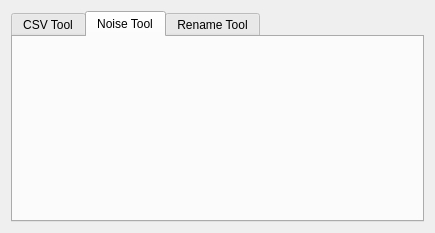
Before: the Qt Designer form ui/modular_tools.ui in howlandhuang/Modular-Tool-gf, drawn with Qt 5.
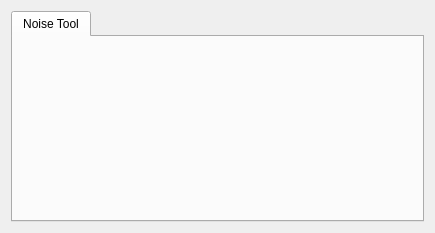
After: the same form once the commit is applied. The open tabs and pages were chosen to show the change.

```diff
--- a/ui/modular_tools.ui
+++ b/ui/modular_tools.ui
@@ -27,11 +27,6 @@
        <property name="currentIndex">
         <number>0</number>
        </property>
-       <widget class="QWidget" name="hall_tool">
-        <attribute name="title">
-         <string>CSV Tool</string>
-        </attribute>
-       </widget>
        <widget class="QWidget" name="noise_tool">
         <property name="mouseTracking">
          <bool>false</bool>
@@ -43,11 +38,6 @@
          <string>Noise Tool</string>
         </attribute>
        </widget>
-       <widget class="QWidget" name="rename_tool">
-        <attribute name="title">
-         <string>Rename Tool</string>
-        </attribute>
-       </widget>
       </widget>
      </item>
     </layout>
```
